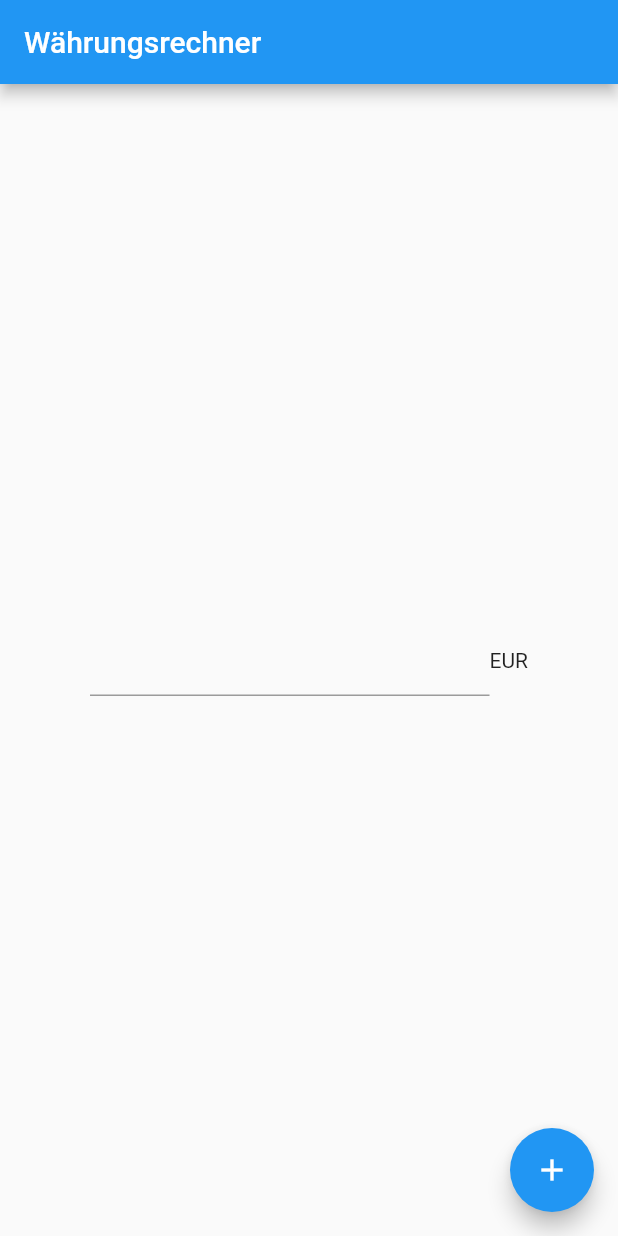
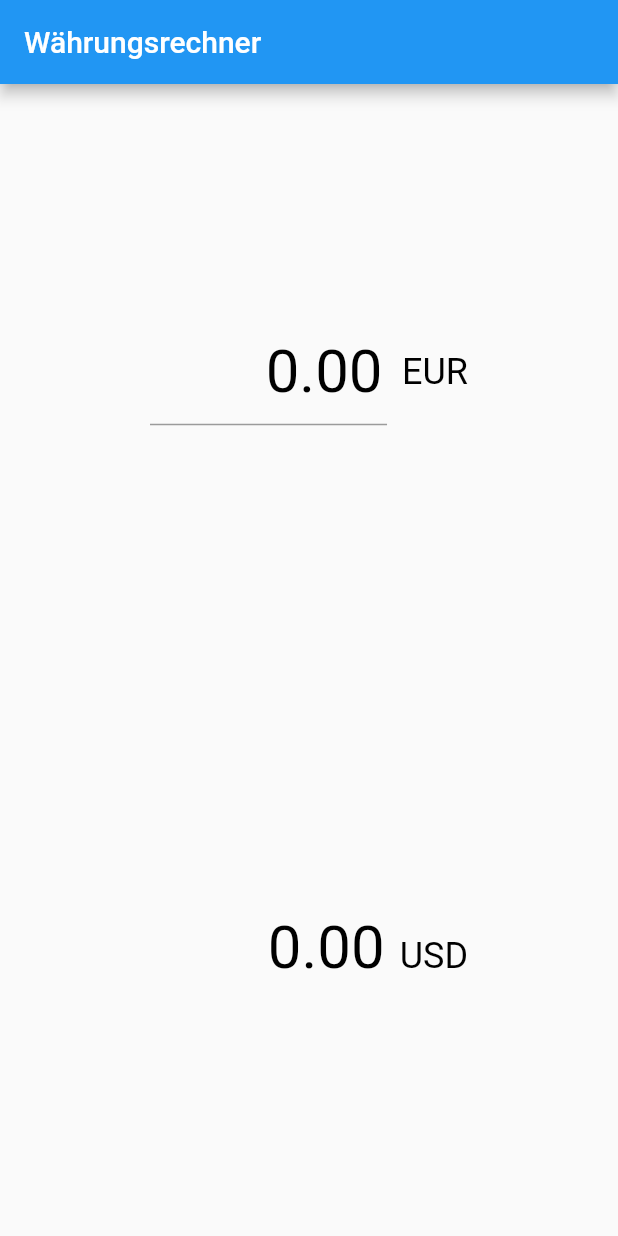
Before and after one commit to bogymgtt/waehrungsrechner, a Flutter app: the screen it shows after launch, on a phone screen of 412 x 824 dp. Run offline on Flutter 3.47's test engine with Material 2 defaults, Android fonts, the phone set to English and light mode, and no system bars; network calls fail.

```diff
--- a/lib/main.dart
+++ b/lib/main.dart
@@ -1,4 +1,8 @@
+import 'dart:convert';
+
 import 'package:flutter/material.dart';
+import 'package:flutter/services.dart';
+import 'package:http/http.dart' as http;
 
 void main() => runApp(new MyApp());
 
@@ -26,34 +30,110 @@ class MyHomePage extends StatefulWidget {
   _MyHomePageState createState() => new _MyHomePageState();
 }
 
+  class CurrencyInputFormatter extends TextInputFormatter {
+    @override
+     TextEditingValue formatEditUpdate(
+    TextEditingValue oldValue,
+    TextEditingValue newValue
+  )
+  {
+    var value = num.parse(newValue.text);
+    return new TextEditingValue(
+      text: value.toStringAsFixed(2),
+      selection: TextSelection.collapsed(offset: newValue.selection.end),);
+  }
+}
+
 class _MyHomePageState extends State<MyHomePage> {
-  int _counter = 0;
 
-  void _incrementCounter() {
-    setState(() {
-      _counter++;
+  num input = 0;
+  num output = 0;
+  num rate = 1.0;
+
+  TextStyle currencyStyle = TextStyle(fontSize: 24.0, color: Colors.black);
+  TextStyle currencyValueStyle = TextStyle(fontSize: 40.0, color: Colors.black);
+
+  @override
+  void initState() {
+    http.get("https://api.exchangeratesapi.io/latest").then((response)  {
+      setState(()  {
+        var body = response.body;
+        var rates = json.decode(body)["rates"];
+        rate = rates["USD"];
+      });
     });
+
   }
 
-  Widget createCurrencyWidget() {
+
+
+  Widget createCurrencyInputWidget(num value) {
     return
        new Padding(
-         padding: EdgeInsets.fromLTRB(60.0, 0.0, 60.0, 0.0),
+         padding: EdgeInsets.fromLTRB(100.0, 0.0, 100.0, 0.0),
        child: new Column(
           mainAxisAlignment: MainAxisAlignment.center,
           children: <Widget>[
-            new Row(children: <Widget>[
-            new Flexible(child: new TextField(
-              keyboardType: TextInputType.number
+            new Row(
+              children: <Widget>[
+            new Flexible(
+              child: new TextFormField(
+                textAlign: TextAlign.right,
+                style: currencyValueStyle,
+              keyboardType: TextInputType.number,
+              initialValue: toCurrencyString(value),
+              inputFormatters: [CurrencyInputFormatter()],
+              onFieldSubmitted: (v) => setState(() {
+                              input = num.parse(v);
+                              output = rate * input;
+                            }),
             )),
-            new Text(
-              'EUR',
+            Padding(
+              padding: const EdgeInsets.fromLTRB(10.0, 0.0, 0.0, 0.0),
+              child: new Text(
+                'EUR',
+                style: currencyStyle,
+              ),
             ),
           ],
         )]
         ));
   }
 
+  String toCurrencyString(num value) {
+    return value.toStringAsFixed(2);
+  }
+
+  Widget createCurrencyOutputWidget(num value) {
+    return
+       new Padding(
+         padding: EdgeInsets.fromLTRB(100.0, 0.0, 100.0, 0.0),
+       child: new Column(
+          mainAxisAlignment: MainAxisAlignment.center,
+          children: <Widget>[
+            new Row(
+              crossAxisAlignment: CrossAxisAlignment.baseline,
+              textBaseline: TextBaseline.alphabetic,
+              children: <Widget>[
+              Flexible(
+                fit: FlexFit.tight,
+                  child: new Text( toCurrencyString(value),
+                  style: currencyValueStyle,
+                  textAlign: TextAlign.right,
+            ),
+              ),
+            Padding(
+              padding: const EdgeInsets.fromLTRB(10.0, 0.0, 0.0, 0.0),
+              child: new Text(
+                'USD',
+                style: currencyStyle,
+                textAlign: TextAlign.right,
+              ),
+            ),
+          ],
+        )]
+        ));
+  }
   @override
   Widget build(BuildContext context) {
     return new Scaffold(
@@ -61,13 +141,13 @@ class _MyHomePageState extends State<MyHomePage> {
         title: new Text(widget.title),
       ),
       body: new Center(
-        child: createCurrencyWidget(),
+        child: Column(
+          children: <Widget>[
+            Expanded(child: createCurrencyInputWidget(input)),
+            Expanded(child: createCurrencyOutputWidget(output)),
+          ],
+        ),
       ),
-      floatingActionButton: new FloatingActionButton(
-        onPressed: _incrementCounter,
-        tooltip: 'Increment',
-        child: new Icon(Icons.add),
-      ), // This trailing comma makes auto-formatting nicer for build methods.
     );
   }
 }
--- a/pubspec.yaml
+++ b/pubspec.yaml
@@ -13,6 +13,7 @@ environment:
   sdk: ">=2.0.0-dev.68.0 <3.0.0"
 
 dependencies:
+  http: ^0.11.3
   flutter:
     sdk: flutter
 
```
Also changed, not shown: pubspec.lock, 2 other files.
